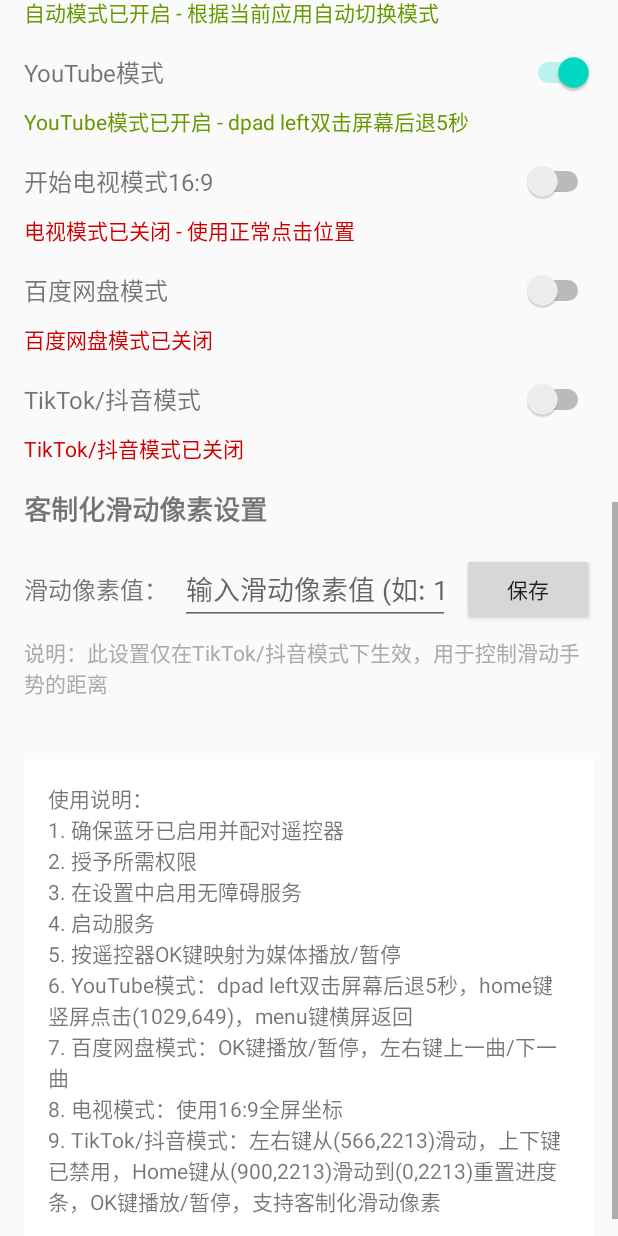
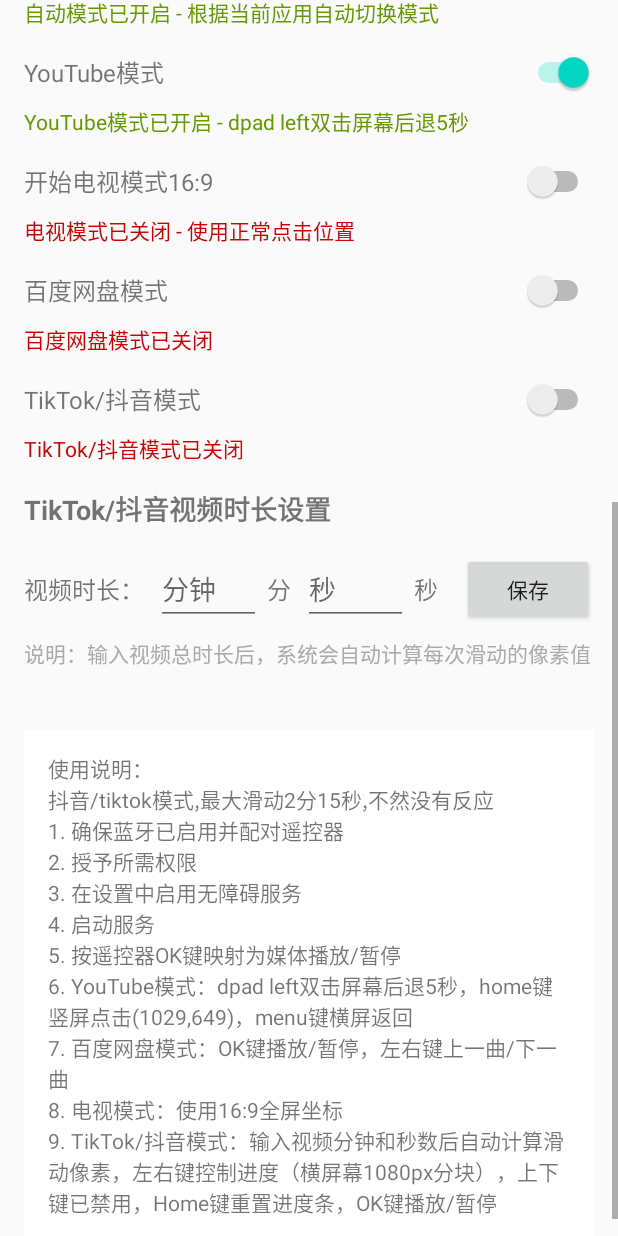
Before and after one commit to windy003/A_CRCK, an Android app: the layout activity_main.xml on its own in the app's theme, with its tools: preview values and no code run, scrolled down 576 dp, on a phone screen of 412 x 824 dp. Run offline under Robolectric (Android 15) with nearby library versions, the phone set to English and light mode, and no system bars.

Commit message:
抖音/tiktok模式,设置成了用时间来定义滑动像素

```diff
--- a/app/build.gradle
+++ b/app/build.gradle
@@ -10,7 +10,7 @@
         minSdk 21
         targetSdk 34
         versionCode 1
-        versionName "2025/09/29-02"
+        versionName "2025/10/2-01"
     }
 
     buildTypes {
--- a/app/src/main/res/layout/activity_main.xml
+++ b/app/src/main/res/layout/activity_main.xml
@@ -254,7 +254,7 @@
     <TextView
         android:layout_width="match_parent"
         android:layout_height="wrap_content"
-        android:text="客制化滑动像素设置"
+        android:text="TikTok/抖音视频时长设置"
         android:textSize="18sp"
         android:textStyle="bold"
         android:layout_marginBottom="16dp" />
@@ -269,18 +269,43 @@
         <TextView
             android:layout_width="wrap_content"
             android:layout_height="wrap_content"
-            android:text="滑动像素值："
+            android:text="视频时长："
             android:textSize="16sp"
             android:layout_marginEnd="8dp" />
 
         <EditText
-            android:id="@+id/etSwipePixels"
+            android:id="@+id/etMinutes"
             android:layout_width="0dp"
             android:layout_height="wrap_content"
             android:layout_weight="1"
-            android:hint="输入滑动像素值 (如: 100)"
+            android:hint="分钟"
             android:inputType="number"
             android:minHeight="48dp" />
+
+        <TextView
+            android:layout_width="wrap_content"
+            android:layout_height="wrap_content"
+            android:text="分"
+            android:textSize="16sp"
+            android:layout_marginStart="4dp"
+            android:layout_marginEnd="8dp" />
+
+        <EditText
+            android:id="@+id/etSeconds"
+            android:layout_width="0dp"
+            android:layout_height="wrap_content"
+            android:layout_weight="1"
+            android:hint="秒"
+            android:inputType="number"
+            android:minHeight="48dp" />
+
+        <TextView
+            android:layout_width="wrap_content"
+            android:layout_height="wrap_content"
+            android:text="秒"
+            android:textSize="16sp"
+            android:layout_marginStart="4dp"
+            android:layout_marginEnd="8dp" />
 
         <Button
             android:id="@+id/btnSavePixels"
@@ -292,9 +317,10 @@
     </LinearLayout>
 
     <TextView
+        android:id="@+id/tvCalculatedPixels"
         android:layout_width="match_parent"
         android:layout_height="wrap_content"
-        android:text="说明：此设置仅在TikTok/抖音模式下生效，用于控制滑动手势的距离"
+        android:text="说明：输入视频总时长后，系统会自动计算每次滑动的像素值"
         android:textSize="14sp"
         android:textColor="@android:color/darker_gray"
         android:layout_marginBottom="24dp" />
@@ -302,7 +328,7 @@
     <TextView
         android:layout_width="match_parent"
         android:layout_height="wrap_content"
-        android:text="使用说明：\n1. 确保蓝牙已启用并配对遥控器\n2. 授予所需权限\n3. 在设置中启用无障碍服务\n4. 启动服务\n5. 按遥控器OK键映射为媒体播放/暂停\n6. YouTube模式：dpad left双击屏幕后退5秒，home键竖屏点击(1029,649)，menu键横屏返回\n7. 百度网盘模式：OK键播放/暂停，左右键上一曲/下一曲\n8. 电视模式：使用16:9全屏坐标\n9. TikTok/抖音模式：左右键从(566,2213)滑动，上下键已禁用，Home键从(900,2213)滑动到(0,2213)重置进度条，OK键播放/暂停，支持客制化滑动像素"
+        android:text="使用说明：\n抖音/tiktok模式,最大滑动2分15秒,不然没有反应\n1. 确保蓝牙已启用并配对遥控器\n2. 授予所需权限\n3. 在设置中启用无障碍服务\n4. 启动服务\n5. 按遥控器OK键映射为媒体播放/暂停\n6. YouTube模式：dpad left双击屏幕后退5秒，home键竖屏点击(1029,649)，menu键横屏返回\n7. 百度网盘模式：OK键播放/暂停，左右键上一曲/下一曲\n8. 电视模式：使用16:9全屏坐标\n9. TikTok/抖音模式：输入视频分钟和秒数后自动计算滑动像素，左右键控制进度（横屏幕1080px分块），上下键已禁用，Home键重置进度条，OK键播放/暂停"
         android:textSize="14sp"
         android:layout_marginTop="16dp"
         android:background="@android:color/background_light"
```
Also changed, not shown: app/src/main/java/com/example/bluetoothkeymapper/KeyMapperAccessibilityService.kt (+6 -6 lines), app/src/main/java/com/example/bluetoothkeymapper/MainActivity.kt (+70 -27 lines).
